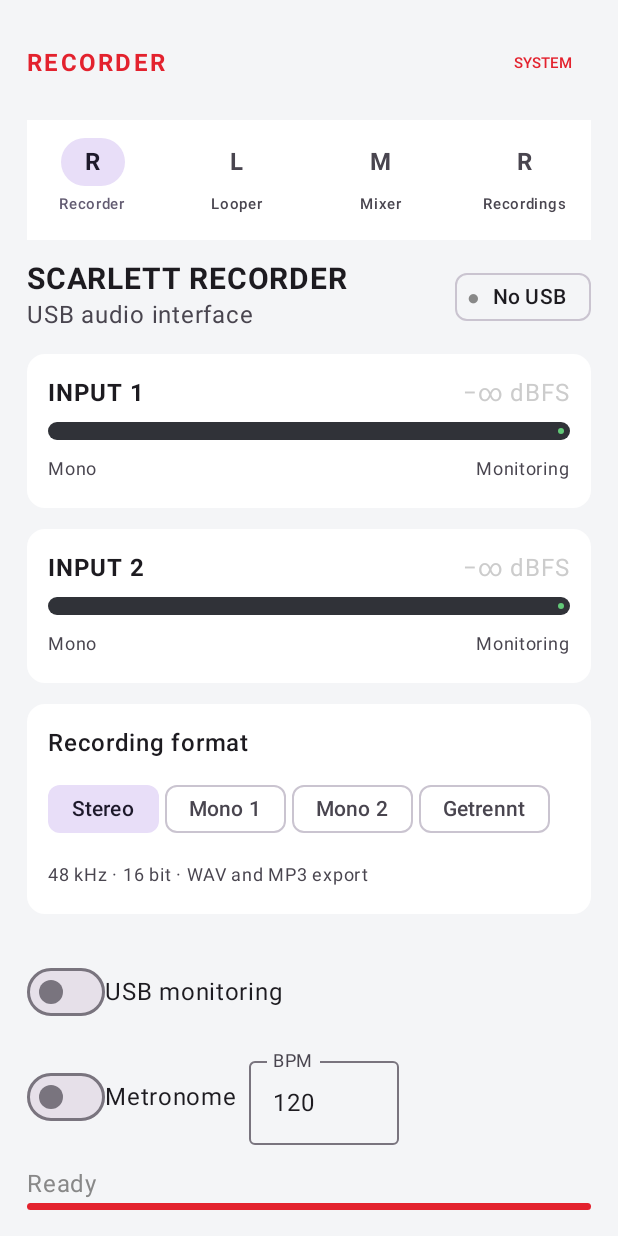
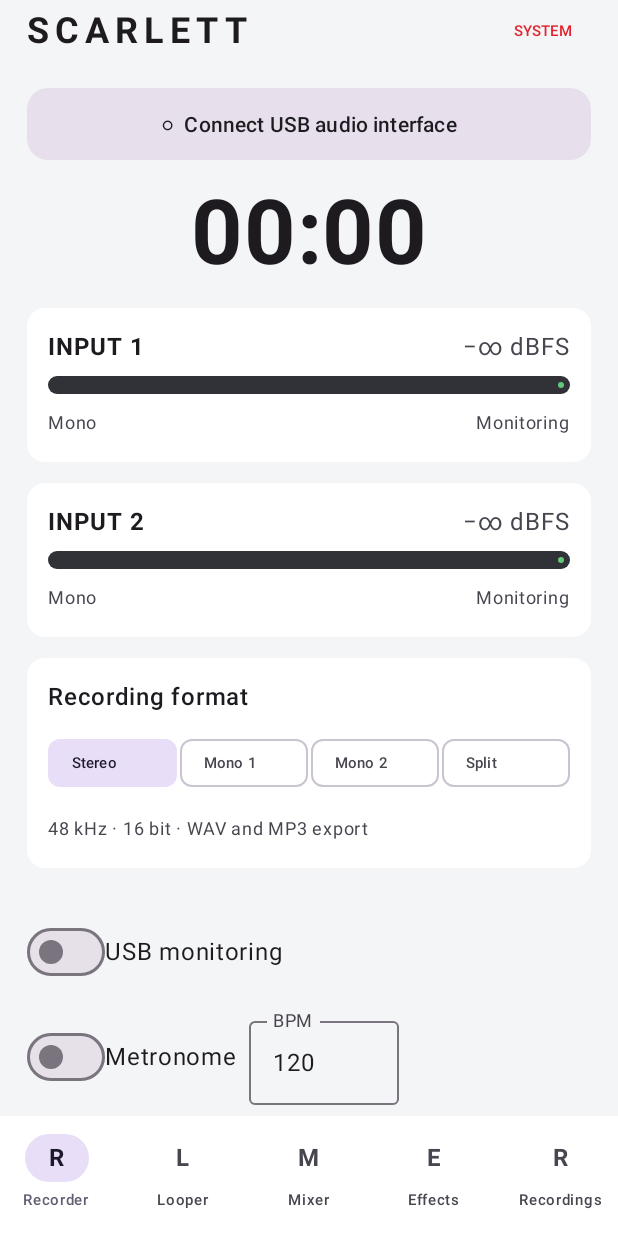
Before and after one commit to maxpanpater-lang/ScarletAPK, an Android app built with Jetpack Compose: the screen it shows after launch (MainActivity), on a phone screen of 412 x 824 dp. Run offline under Robolectric (Android 15) with nearby library versions, the phone set to English and light mode, and no system bars.

Commit message:
Match Scarlett UI concept with bottom navigation and circular loop pads

```diff
--- a/app/src/main/kotlin/de/maxgraue/scarlettrecorder/MainActivity.kt
+++ b/app/src/main/kotlin/de/maxgraue/scarlettrecorder/MainActivity.kt
@@ -8,6 +8,11 @@ import android.media.AudioDeviceInfo
 import androidx.activity.ComponentActivity
 import androidx.activity.compose.setContent
 import androidx.activity.result.contract.ActivityResultContracts
+import androidx.compose.foundation.verticalScroll
+import androidx.compose.foundation.rememberScrollState
+import androidx.compose.foundation.shape.CircleShape
+import androidx.compose.ui.semantics.contentDescription
+import androidx.compose.ui.semantics.semantics
 import androidx.compose.foundation.background
 import androidx.compose.foundation.layout.*
 import androidx.compose.foundation.shape.RoundedCornerShape
@@ -72,6 +77,7 @@ class MainActivity : ComponentActivity() {
     var page by remember { mutableStateOf("Recorder") }
     var mode by remember { mutableStateOf("Stereo") }
     var monitoring by remember { mutableStateOf(false) }
+    var recorderMetronome by remember { mutableStateOf(recorder.metronomeEnabled) }
     var recorderBpm by remember { mutableStateOf(120f) }
     var themeMode by remember { mutableStateOf(0) } // 0 system, 1 light, 2 dark
     var showRecordings by remember { mutableStateOf(false) }
@@ -133,14 +139,11 @@ class MainActivity : ComponentActivity() {
     val dark = when (themeMode) { 1 -> false; 2 -> true; else -> isSystemInDarkTheme() }
     val colors = if (dark) darkColorScheme(primary = Scarlett, background = DarkBg, surface = DarkCard) else lightColorScheme(primary = Scarlett, background = Bg, surface = Card)
     MaterialTheme(colorScheme = colors) {
-        Surface(modifier = Modifier.fillMaxSize(), color = MaterialTheme.colorScheme.background) {
-            Column(Modifier.padding(18.dp), verticalArrangement = Arrangement.spacedBy(14.dp)) {
-                Row(Modifier.fillMaxWidth(), horizontalArrangement = Arrangement.SpaceBetween, verticalAlignment = Alignment.CenterVertically) {
-                    Text("${page.uppercase()}", color = Scarlett, fontWeight = FontWeight.Bold, letterSpacing = 1.5.sp)
-                    TextButton(onClick = { themeMode = (themeMode + 1) % 3 }) { Text(if (themeMode == 1) "LIGHT" else if (themeMode == 2) "DARK" else "SYSTEM", fontSize = 10.sp) }
-                }
+        Scaffold(
+            containerColor = MaterialTheme.colorScheme.background,
+            bottomBar = {
                 NavigationBar(containerColor = MaterialTheme.colorScheme.surface) {
-                    listOf("Recorder", "Looper", "Mixer", "Recordings").forEach { item ->
+                    listOf("Recorder", "Looper", "Mixer", "Effects", "Recordings").forEach { item ->
                         NavigationBarItem(
                             selected = page == item,
                             onClick = { page = item },
@@ -149,48 +152,63 @@ class MainActivity : ComponentActivity() {
                         )
                     }
                 }
+
+            }
+        ) { insets ->
+            Column(Modifier.padding(insets).verticalScroll(rememberScrollState()).padding(18.dp), verticalArrangement = Arrangement.spacedBy(14.dp)) {
+                Row(Modifier.fillMaxWidth(), horizontalArrangement = Arrangement.SpaceBetween, verticalAlignment = Alignment.CenterVertically) {
+                    Text("SCARLETT", color = MaterialTheme.colorScheme.onSurface, fontSize = 24.sp, fontWeight = FontWeight.Bold, letterSpacing = 4.sp)
+                    TextButton(onClick = { themeMode = (themeMode + 1) % 3 }) { Text(if (themeMode == 1) "LIGHT" else if (themeMode == 2) "DARK" else "SYSTEM", fontSize = 10.sp) }
+                }
                 if (page == "Looper") { LooperPage(context, looper); return@Column }
                 if (page == "Mixer") { MixerPage(); return@Column }
+                if (page == "Effects") { EffectsPage(recorder); return@Column }
                                 if (page == "Recordings") { TextButton(onClick = { showRecordings = true }) { Text("Open recordings") }; return@Column }
-                Row(Modifier.fillMaxWidth(), horizontalArrangement = Arrangement.SpaceBetween, verticalAlignment = Alignment.CenterVertically) {
-                    Column { Text("SCARLETT RECORDER", color = MaterialTheme.colorScheme.onSurface, fontWeight = FontWeight.Bold, fontSize = 20.sp); Text("USB audio interface", color = MaterialTheme.colorScheme.onSurfaceVariant) }
-                    val device by usbAudio.device.collectAsState()
-                    AssistChip(onClick = { usbAudio.refresh() }, label = { Text(if (device == null) "No USB" else "USB ✓") }, leadingIcon = { Text("●", color = if (device == null) Color.Gray else Scarlett) })
+                val device by usbAudio.device.collectAsState()
+                Surface(color = if (device != null) Color(0xFF278839).copy(alpha = .18f) else MaterialTheme.colorScheme.surfaceVariant, shape = RoundedCornerShape(14.dp)) {
+                    TextButton(onClick = { usbAudio.refresh() }, modifier = Modifier.fillMaxWidth()) {
+                        Text(if (device != null) "●  USB Audio Connected" else "○  Connect USB audio interface",
+                            color = MaterialTheme.colorScheme.onSurface, fontWeight = FontWeight.SemiBold)
+                    }
                 }
+                if (!monitoringActive || recording) Text(
+                    "%02d:%02d".format(seconds / 60, seconds % 60),
+                    modifier = Modifier.align(Alignment.CenterHorizontally),
+                    fontSize = 60.sp, fontWeight = FontWeight.Bold)
                 ChannelMeter("INPUT 1", "Mono", levels.first)
                 ChannelMeter("INPUT 2", "Mono", levels.second)
                 Card(Modifier.fillMaxWidth(), colors = CardDefaults.cardColors(containerColor = MaterialTheme.colorScheme.surface)) {
                     Column(Modifier.padding(14.dp), verticalArrangement = Arrangement.spacedBy(8.dp)) {
-                        Text("Recording format", color = MaterialTheme.colorScheme.onSurface, fontWeight = FontWeight.SemiBold)
-                        Row(horizontalArrangement = Arrangement.spacedBy(4.dp)) { listOf("Stereo", "Mono 1", "Mono 2", "Getrennt").forEach { value -> FilterChip(enabled = !recording, selected = mode == value, onClick = { if (monitoringActive) { mode = value; val restart = android.content.Intent(context, RecordingService::class.java).setAction("MONITOR").putExtra("mode", value); androidx.core.content.ContextCompat.startForegroundService(context, restart) } else mode = value }, label = { Text(value) }) } }
+                        Text(if (monitoringActive && !recording) "Input routing" else "Recording format", color = MaterialTheme.colorScheme.onSurface, fontWeight = FontWeight.SemiBold)
+                        Row(Modifier.fillMaxWidth(), horizontalArrangement = Arrangement.spacedBy(2.dp)) { listOf("Stereo", "Mono 1", "Mono 2", "Getrennt").forEach { value -> FilterChip(modifier = Modifier.weight(1f), enabled = !recording, selected = mode == value, onClick = { if (monitoringActive) { mode = value; val restart = android.content.Intent(context, RecordingService::class.java).setAction("MONITOR").putExtra("mode", value); androidx.core.content.ContextCompat.startForegroundService(context, restart) } else mode = value }, label = { Text(if (value == "Getrennt") "Split" else value, fontSize = 10.sp, maxLines = 1) }) } }
                         Text("48 kHz · 16 bit · WAV and MP3 export", color = MaterialTheme.colorScheme.onSurfaceVariant, fontSize = 12.sp)
                     }
                 }
-                Spacer(Modifier.weight(1f))
+                Spacer(Modifier.height(4.dp))
                 Row(verticalAlignment = Alignment.CenterVertically) {
-                    Switch(checked = monitoring, onCheckedChange = {
+                    Switch(checked = if (recording) monitoring else monitoringActive, onCheckedChange = {
                         monitoring = it
                         recorder.monitorEnabled = it
                         val intent = android.content.Intent(context, RecordingService::class.java)
                         if (it && !recording) androidx.core.content.ContextCompat.startForegroundService(context, intent.setAction("MONITOR").putExtra("mode", mode))
-                        else if (!it && recording) context.startService(intent.setAction("STOP"))
+                        else if (!it && !recording) context.startService(intent.setAction("STOP"))
                     })
                     Text("USB monitoring")
                 }
                 Row(verticalAlignment = Alignment.CenterVertically) {
-                    Switch(checked = recorder.metronomeEnabled, onCheckedChange = { recorder.metronomeEnabled = it; recorder.bpm = recorderBpm })
+                    Switch(checked = recorderMetronome, onCheckedChange = { recorderMetronome = it; recorder.metronomeEnabled = it; recorder.bpm = recorderBpm })
                     Text("Metronome")
                     Spacer(Modifier.width(8.dp))
                     OutlinedTextField(value = recorderBpm.toInt().toString(), onValueChange = { it.toFloatOrNull()?.let { value -> recorderBpm = value.coerceIn(40f, 240f); recorder.bpm = recorderBpm } }, label = { Text("BPM") }, singleLine = true, modifier = Modifier.width(100.dp))
                 }
                 Text(if (audioError.isNotEmpty()) audioError else if (recording) "Recording · ${seconds}s" else if (monitoringActive) "Monitoring active" else "Ready", color = if (recording || monitoringActive) Scarlett else Color.Gray)
-                Button(onClick = {
+                if (!monitoringActive || recording) Button(onClick = {
                     val intent = android.content.Intent(context, RecordingService::class.java)
                     if (recording) context.startService(intent.setAction("STOP"))
                     else runCatching {
                         androidx.core.content.ContextCompat.startForegroundService(context, intent.putExtra("mode", mode))
                     }.onFailure { recorder.error.value = it.message ?: "Start failed" }
-                }, modifier = Modifier.fillMaxWidth().height(58.dp), colors = ButtonDefaults.buttonColors(containerColor = if (recording) Color(0xFF7B1D25) else Scarlett), shape = RoundedCornerShape(14.dp)) { Text(if (recording) "STOP RECORDING" else "●  START RECORDING", fontWeight = FontWeight.Bold) }
+                }, modifier = Modifier.align(Alignment.CenterHorizontally).size(104.dp).semantics { contentDescription = if (recording) "Stop recording" else "Start recording" }, colors = ButtonDefaults.buttonColors(containerColor = Scarlett), shape = CircleShape) { Text(if (recording) "■" else "●", color = Color.White, fontSize = 42.sp) }
                 Row(Modifier.fillMaxWidth(), horizontalArrangement = Arrangement.spacedBy(8.dp)) {
                     TextButton(enabled = !recording && !monitoringActive, onClick = { showRecordings = true }) { Text("Open recordings") }
                     OutlinedButton(onClick = { context.startActivity(android.content.Intent(android.content.Intent.ACTION_OPEN_DOCUMENT_TREE)) }) { Text("Open folder") }
@@ -217,12 +235,15 @@ class MainActivity : ComponentActivity() {
             Text("BPM ${bpm.toInt()}", color = MaterialTheme.colorScheme.onSurface)
             Slider(value = bpm, onValueChange = { bpm = it; looper.bpm = it }, valueRange = 40f..220f)
 
-            Row(Modifier.fillMaxWidth(), horizontalArrangement = Arrangement.spacedBy(8.dp)) {
-                repeat(4) { slot ->
+            Column(verticalArrangement = Arrangement.spacedBy(16.dp)) {
+                repeat(2) { row ->
+                    Row(Modifier.fillMaxWidth(), horizontalArrangement = Arrangement.spacedBy(16.dp)) {
+                repeat(2) { column ->
+                    val slot = row * 2 + column
                     val active = selectedSlot == slot
                     Box(
                         Modifier.weight(1f).aspectRatio(1f)
-                            .pointerInput(slot) {
+                            .pointerInput(slot, length) {
                                 detectTapGestures(
                                     onDoubleTap = {
                                         selectedSlot = slot
@@ -258,19 +279,28 @@ class MainActivity : ComponentActivity() {
                                     }
                                 )
                             }
-                            .background(if (active) Color(0xFF3B2025) else MaterialTheme.colorScheme.surface, RoundedCornerShape(18.dp)),
+                            .background(
+                                when (slotStates[slot]) {
+                                    LooperState.RECORDING -> Scarlett.copy(alpha = .18f)
+                                    LooperState.PLAYING -> Color(0xFF36B637).copy(alpha = .18f)
+                                    LooperState.OVERDUBBING -> Color(0xFFFFB020).copy(alpha = .18f)
+                                    else -> MaterialTheme.colorScheme.surfaceVariant
+                                }, CircleShape),
                         contentAlignment = Alignment.Center
                     ) {
                         Canvas(Modifier.fillMaxSize().padding(6.dp)) {
                             drawArc(Color(0xFF3A3D44), -90f, 360f, false, style = Stroke(10f, cap = StrokeCap.Round))
                             val sweep = if (active) progress * 360f else if (slotLengths[slot] > 0f) 360f else 0f
-                            drawArc(if (slotStates[slot] == LooperState.RECORDING) Scarlett else Color(0xFF62C978), -90f, sweep, false, style = Stroke(10f, cap = StrokeCap.Round))
+                            drawArc(when (slotStates[slot]) { LooperState.RECORDING -> Scarlett; LooperState.OVERDUBBING -> Color(0xFFFFB020); else -> Color(0xFF62C978) }, -90f, sweep, false, style = Stroke(10f, cap = StrokeCap.Round))
                         }
                         Column(horizontalAlignment = Alignment.CenterHorizontally) {
                             Text("${slot + 1}", color = MaterialTheme.colorScheme.onSurface, fontSize = 22.sp, fontWeight = FontWeight.Bold)
-                            Text(slotStates[slot].name, color = Color.LightGray, fontSize = 9.sp)
+                            Text(when (slotStates[slot]) { LooperState.IDLE -> "Empty"; LooperState.RECORDING -> "Recording"; LooperState.PLAYING -> "Playing"; LooperState.OVERDUBBING -> "Overdub" }, color = MaterialTheme.colorScheme.onSurface, fontSize = 16.sp, fontWeight = FontWeight.SemiBold)
+                            if (slotLengths[slot] > 0f) Text("%.2f s".format(slotLengths[slot]), fontSize = 14.sp)
                         }
                     }
+                }
+            }
                 }
             }
             Row(Modifier.fillMaxWidth(), horizontalArrangement = Arrangement.SpaceBetween) {
@@ -287,21 +317,34 @@ class MainActivity : ComponentActivity() {
                     slotLengths[selectedSlot] = 0f
                 }) { Text("CLEAR") }
             }
+            OutlinedButton(onClick = {
+                looper.stop()
+                repeat(4) { slot -> looper.clear(slot); slotStates[slot] = LooperState.IDLE; slotLengths[slot] = 0f }
+            }, modifier = Modifier.fillMaxWidth()) { Text("■  Stop all & clear") }
             Text("State: ${state.name} · Loop length: ${"%.2f".format(length)} s", color = MaterialTheme.colorScheme.onSurfaceVariant)
         }
     }
 }
 
 @Composable private fun MixerPage() {
-    Card(Modifier.fillMaxWidth(), colors = CardDefaults.cardColors(containerColor = MaterialTheme.colorScheme.surface)) { Column(Modifier.padding(16.dp), verticalArrangement = Arrangement.spacedBy(12.dp)) { Text("LOOP MIXER", color = MaterialTheme.colorScheme.onSurface, fontSize = 22.sp, fontWeight = FontWeight.Bold); listOf("Loop 1", "Loop 2", "Loop 3", "Monitoring").forEach { name -> Row(verticalAlignment = Alignment.CenterVertically) { Text(name, Modifier.width(100.dp), color = MaterialTheme.colorScheme.onSurface); Slider(value = .8f, onValueChange = {}, modifier = Modifier.weight(1f)); TextButton(onClick = {}) { Text("MUTE") }; TextButton(onClick = {}) { Text("SOLO") } } } } }
+    Card(Modifier.fillMaxWidth()) {
+        Column(Modifier.padding(16.dp), verticalArrangement = Arrangement.spacedBy(12.dp)) {
+            Text("LOOP MIXER", fontSize = 22.sp, fontWeight = FontWeight.Bold)
+            Text("Mixer controls are not connected yet.", color = MaterialTheme.colorScheme.onSurfaceVariant)
+            repeat(4) { index ->
+                Text("Loop ${index + 1}")
+                Slider(value = .8f, onValueChange = {}, enabled = false)
+            }
+        }
+    }
 }
 
-@Composable private fun EffectsPage(recorder: AudioRecorder) { Card(Modifier.fillMaxWidth(), colors = CardDefaults.cardColors(containerColor = MaterialTheme.colorScheme.surface)) { Column(Modifier.padding(16.dp), verticalArrangement = Arrangement.spacedBy(12.dp)) { Text("EFFECTS", color = MaterialTheme.colorScheme.onSurface, fontSize = 22.sp, fontWeight = FontWeight.Bold); Text("EQ and compressor controls will be connected to the monitoring DSP in the next audio-engine pass.", color = MaterialTheme.colorScheme.onSurfaceVariant); Text("Monitoring currently uses the direct low-latency USB path.", color = MaterialTheme.colorScheme.onSurfaceVariant) } } }
+@Composable private fun EffectsPage(recorder: AudioRecorder) { Card(Modifier.fillMaxWidth(), colors = CardDefaults.cardColors(containerColor = MaterialTheme.colorScheme.surface)) { Column(Modifier.padding(16.dp), verticalArrangement = Arrangement.spacedBy(12.dp)) { Text("EFFECTS", color = MaterialTheme.colorScheme.onSurface, fontSize = 22.sp, fontWeight = FontWeight.Bold); Text("Loop effects are not connected yet.", color = MaterialTheme.colorScheme.onSurfaceVariant); Text("USB monitoring is unprocessed. No gate, EQ or compressor is applied.", color = MaterialTheme.colorScheme.onSurfaceVariant) } } }
 
 @Composable private fun ChannelMeter(name: String, type: String, level: Float) {
     Card(Modifier.fillMaxWidth(), colors = CardDefaults.cardColors(containerColor = MaterialTheme.colorScheme.surface)) {
         Column(Modifier.padding(14.dp), verticalArrangement = Arrangement.spacedBy(7.dp)) {
-            Row(Modifier.fillMaxWidth(), horizontalArrangement = Arrangement.SpaceBetween) { Text(name, color = MaterialTheme.colorScheme.onSurface, fontWeight = FontWeight.Bold); Text(if (level > 0f) "%.1f dBFS".format(20 * kotlin.math.log10(level)) else "−∞ dBFS", color = Color.LightGray) }
+            Row(Modifier.fillMaxWidth(), horizontalArrangement = Arrangement.SpaceBetween) { Text(name, color = MaterialTheme.colorScheme.onSurface, fontWeight = FontWeight.Bold); Text(if (level > 0f) "%.1f dBFS".format(20 * kotlin.math.log10(level)) else "−∞ dBFS", color = MaterialTheme.colorScheme.onSurfaceVariant) }
             LinearProgressIndicator(progress = { level }, modifier = Modifier.fillMaxWidth().height(12.dp), color = if (level > .85f) Color.Red else Color(0xFF62C978), trackColor = Color(0xFF303238))
             Row(Modifier.fillMaxWidth(), horizontalArrangement = Arrangement.SpaceBetween) { Text(type, color = MaterialTheme.colorScheme.onSurfaceVariant, fontSize = 12.sp); Text("Monitoring", color = MaterialTheme.colorScheme.onSurfaceVariant, fontSize = 12.sp) }
         }
```
